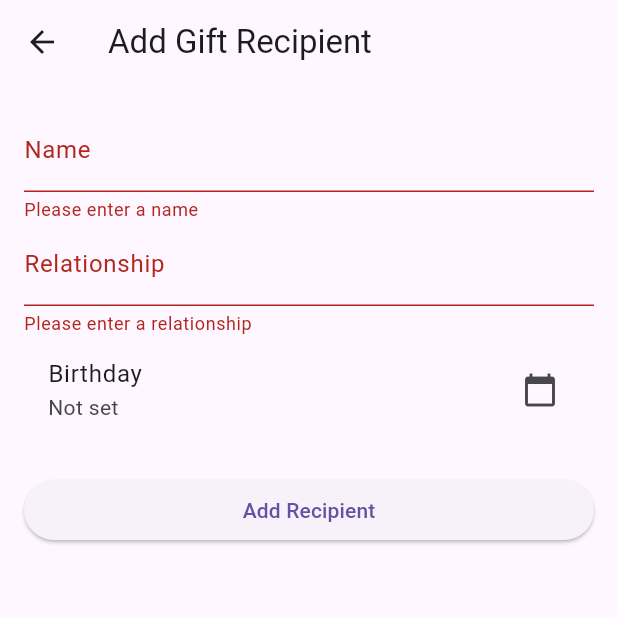
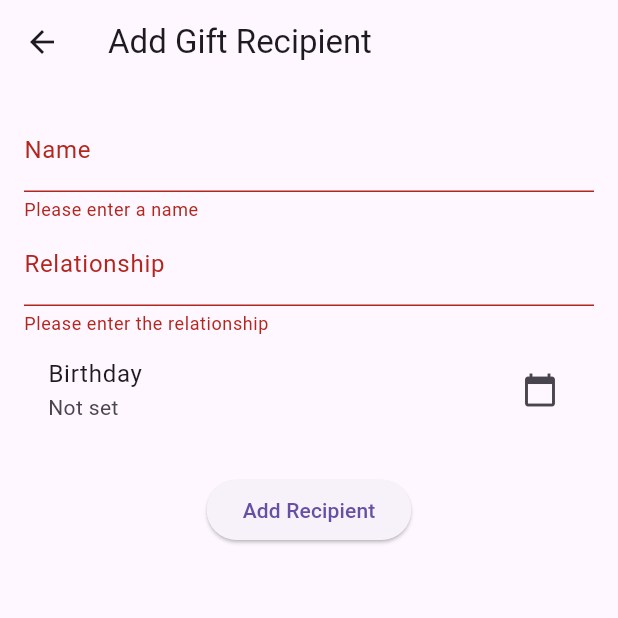
Before and after one commit to BoghdanSA/gifted-app, a Flutter app: the AddRecipientPage screen opened by its route, after a tap on "Add Recipient", on a phone screen of 412 x 824 dp, the top half of it. Run offline on Flutter 3.47's test engine with Material 3 defaults, Android fonts, the light colour scheme and no system bars; our stand-ins replace cloud_firestore, firebase_auth, firebase_core; accounts and stored records are empty.

Commit message:
Added new features and adjusted the code for existing ones

```diff
--- a/lib/screens/add_recipient_page.dart
+++ b/lib/screens/add_recipient_page.dart
@@ -1,4 +1,5 @@
 import 'package:flutter/material.dart';
+import '../services/database_service.dart';
 
 class AddRecipientPage extends StatefulWidget {
   const AddRecipientPage({Key? key}) : super(key: key);
@@ -9,9 +10,19 @@ class AddRecipientPage extends StatefulWidget {
 
 class AddRecipientPageState extends State<AddRecipientPage> {
   final _formKey = GlobalKey<FormState>();
+  final DatabaseService _db = DatabaseService();
   String name = '';
   String relationship = '';
   DateTime? birthday;
+
+  Future<void> _submitForm() async {
+    if (_formKey.currentState!.validate()) {
+      _formKey.currentState!.save();
+      await _db.addRecipient(name, relationship, birthday);
+      if (!mounted) return; // Check if the widget is still in the tree
+      Navigator.pop(context);
+    }
+  }
 
   @override
   Widget build(BuildContext context) {
@@ -19,10 +30,12 @@ class AddRecipientPageState extends State<AddRecipientPage> {
       appBar: AppBar(
         title: const Text('Add Gift Recipient'),
       ),
-      body: Form(
+      body: SingleChildScrollView(
+        child: Padding(
+          padding: const EdgeInsets.all(16.0),
+          child: Form(
             key: _formKey,
-        child: ListView(
-          padding: const EdgeInsets.all(16.0),
+            child: Column(
               children: [
                 TextFormField(
                   decoration: const InputDecoration(labelText: 'Name'),
@@ -38,7 +51,7 @@ class AddRecipientPageState extends State<AddRecipientPage> {
                   decoration: const InputDecoration(labelText: 'Relationship'),
                   validator: (value) {
                     if (value == null || value.isEmpty) {
-                  return 'Please enter a relationship';
+                      return 'Please enter the relationship';
                     }
                     return null;
                   },
@@ -64,21 +77,14 @@ class AddRecipientPageState extends State<AddRecipientPage> {
                 ),
                 const SizedBox(height: 20),
                 ElevatedButton(
-              onPressed: () {
-                if (_formKey.currentState!.validate()) {
-                  _formKey.currentState!.save();
-                  // TODO: Save the recipient to the database
-                  ScaffoldMessenger.of(context).showSnackBar(
-                    const SnackBar(content: Text('Recipient added successfully')),
-                  );
-                  Navigator.pop(context);
-                }
-              },
+                  onPressed: _submitForm,
                   child: const Text('Add Recipient'),
                 ),
               ],
             ),
           ),
+        ),
+      ),
     );
   }
 }
--- /dev/null
+++ b/lib/services/database_service.dart
@@ -0,0 +1,21 @@
+import 'package:cloud_firestore/cloud_firestore.dart';
+import 'package:firebase_auth/firebase_auth.dart';
+
+class DatabaseService {
+  final FirebaseFirestore _db = FirebaseFirestore.instance;
+  final String uid = FirebaseAuth.instance.currentUser!.uid;
+
+  Future<void> addRecipient(String name, String relationship, DateTime? birthday) async {
+    await _db.collection('users').doc(uid).collection('recipients').add({
+      'name': name,
+      'relationship': relationship,
+      'birthday': birthday,
+    });
+  }
+
+  Stream<QuerySnapshot> getRecipients() {
+    return _db.collection('users').doc(uid).collection('recipients').snapshots();
+  }
+
+  // Add more database methods here as needed
+}
```
Also changed, not shown: lib/main.dart (+21 -8 lines), lib/screens/gift_suggestion_page.dart (added, +74 -0 lines), lib/screens/login_page.dart (+5 -8 lines), lib/screens/recipient_list_page.dart (added, +67 -0 lines), lib/services/gift_suggestion_service.dart (added, +27 -0 lines), pubspec.lock, 3 other files. Lines whose indentation alone changed are shown as unchanged.
